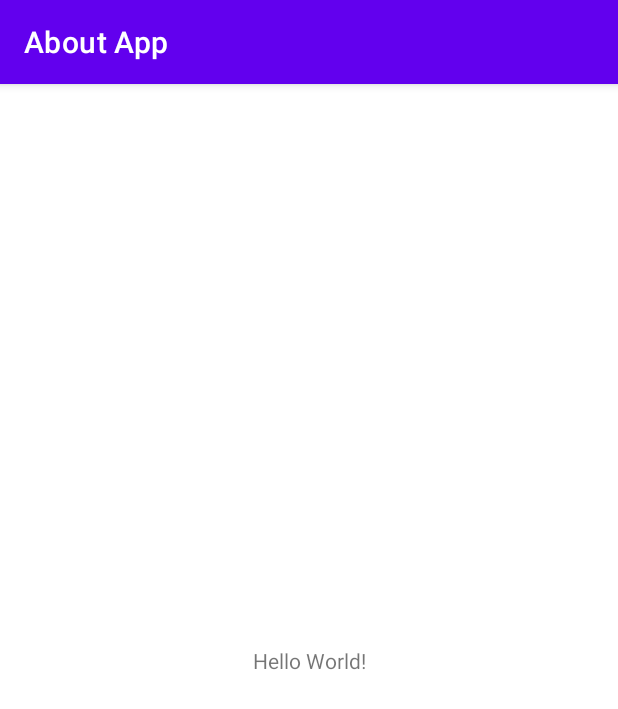
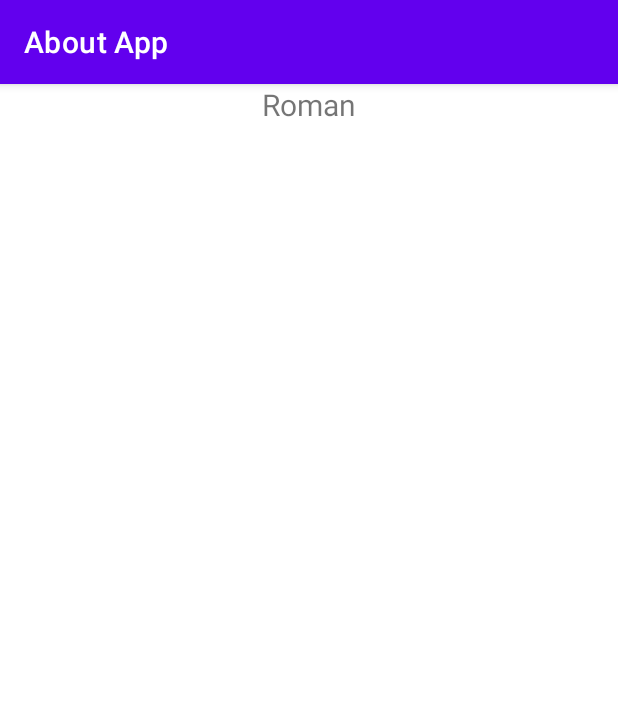
Before and after one commit to brajnikoff/udacityAndroid_About_Me, an Android app: the screen it shows after launch (MainActivity), on a phone screen of 412 x 824 dp. Shown: the top 709 px of the screen. Run offline under Robolectric (Android 15) with nearby library versions, the phone set to English and light mode, and no system bars.

Commit message:
Dimens and string resources

```diff
--- a/app/src/main/res/layout/activity_main.xml
+++ b/app/src/main/res/layout/activity_main.xml
@@ -1,18 +1,14 @@
 <?xml version="1.0" encoding="utf-8"?>
-<androidx.constraintlayout.widget.ConstraintLayout xmlns:android="http://schemas.android.com/apk/res/android"
-    xmlns:app="http://schemas.android.com/apk/res-auto"
-    xmlns:tools="http://schemas.android.com/tools"
-    android:layout_width="match_parent"
-    android:layout_height="match_parent"
-    tools:context=".MainActivity">
+<LinearLayout xmlns:android="http://schemas.android.com/apk/res/android"
+    android:orientation="vertical" android:layout_width="match_parent"
+    android:layout_height="match_parent">
 
-    <TextView
-        android:layout_width="wrap_content"
+    <androidx.appcompat.widget.AppCompatTextView
+        android:id="@+id/tv_name"
+        android:layout_width="match_parent"
         android:layout_height="wrap_content"
-        android:text="Hello World!"
-        app:layout_constraintBottom_toBottomOf="parent"
-        app:layout_constraintLeft_toLeftOf="parent"
-        app:layout_constraintRight_toRightOf="parent"
-        app:layout_constraintTop_toTopOf="parent" />
-
-</androidx.constraintlayout.widget.ConstraintLayout>
+        android:textAlignment="center"
+        android:text="@string/myNameTitle"
+        android:textSize="@dimen/title"
+        android:gravity="center_horizontal" />
+</LinearLayout>
--- /dev/null
+++ b/app/src/main/res/values/dimens.xml
@@ -0,0 +1,4 @@
+<?xml version="1.0" encoding="utf-8"?>
+<resources>
+    <dimen name="title">20sp</dimen>
+</resources>
--- a/app/src/main/res/values/strings.xml
+++ b/app/src/main/res/values/strings.xml
@@ -1,3 +1,4 @@
 <resources>
     <string name="app_name">About App</string>
+    <string name="myNameTitle">Roman</string>
 </resources>
```
